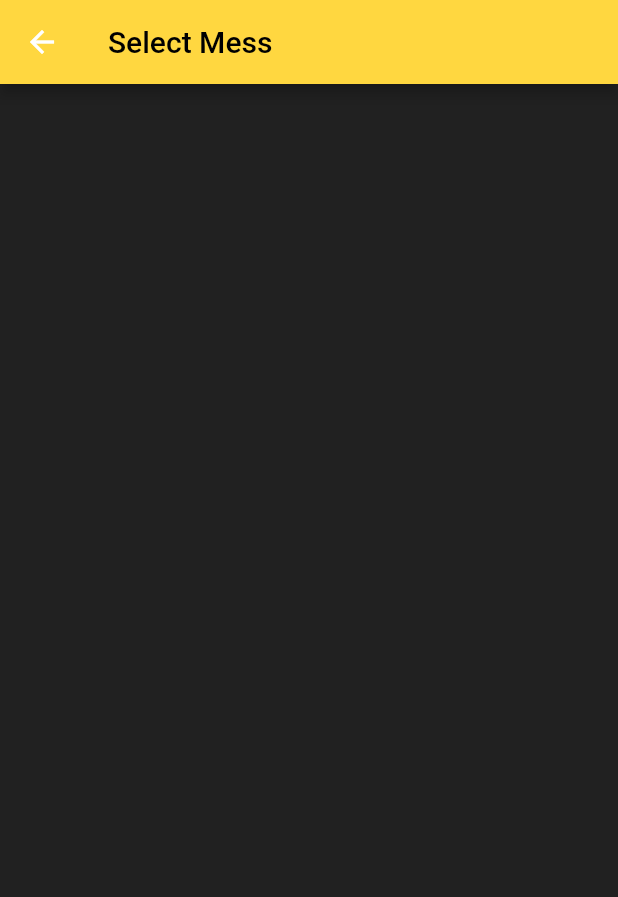
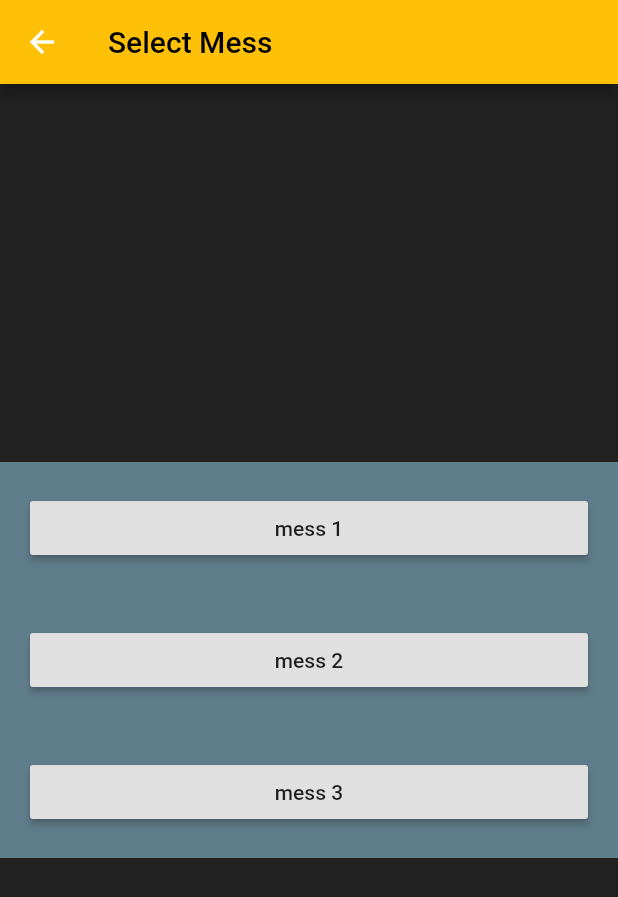
Before and after one commit to carnage5/mess-spruce, a Flutter app: the selectmess screen opened by its route, on a phone screen of 412 x 824 dp. Shown: the top 897 px of the screen. Run offline on Flutter 3.47's test engine with Material 2 defaults, Android fonts, the phone set to English and light mode, and no system bars.

Commit message:
selectmess with alert message

```diff
--- a/lib/selectmess.dart
+++ b/lib/selectmess.dart
@@ -7,12 +7,13 @@ class selectmess extends StatefulWidget {
 }
 
 class _selectmessState extends State<selectmess> {
+  int mess = 1;
   @override
   Widget build(BuildContext context) {
     return Scaffold(
       backgroundColor: Colors.grey[900],
       appBar: AppBar(
-        backgroundColor: Colors.amberAccent,
+        backgroundColor: Colors.amber,
         title: Text(
           'Select Mess',
           style: TextStyle(
@@ -21,8 +22,73 @@ class _selectmessState extends State<selectmess> {
         ),
       ),
       body: Column(
+          mainAxisAlignment: MainAxisAlignment.center,
+          crossAxisAlignment: CrossAxisAlignment.stretch,
+        children: <Widget>[
+          Container(
+            padding: EdgeInsets.all(20.0),
+            color: Colors.blueGrey,
+            child: RaisedButton(
+              child: Text('mess 1'),
+              onPressed: () {
+                showAlertDialog(context);
+              },
+    )),
+          Container(
+          padding: EdgeInsets.all(20.0),
+          color: Colors.blueGrey,
+          child: RaisedButton(
+            child: Text('mess 2'),
+            onPressed: () {
+              setState(() {
+                mess += 1;
+              });
+              showAlertDialog(context);
+            },
+    )),
+          Container(
+          padding: EdgeInsets.all(20.0),
+          color: Colors.blueGrey,
+          child: RaisedButton(
+            child: Text('mess 3'),
+            onPressed: () {
+              setState(() {
+                mess += 2;
+              });
+              showAlertDialog(context);
+             },
+    )),
+
+        ]
 
       ),
     );
   }
 }
+showAlertDialog(BuildContext context) {
+  // Create button
+  int mess = 1;
+  Widget okButton = FlatButton(
+    child: Text("OK"),
+    onPressed: () {
+      Navigator.of(context).pop();
+    },
+  );
+
+  // Create AlertDialog
+  AlertDialog alert = AlertDialog(
+    title: Text("Alert"),
+    content: Text("Mess $mess was selected"),
+    actions: [
+      okButton,
+    ],
+  );
+
+  // show the dialog
+  showDialog(
+    context: context,
+    builder: (BuildContext context) {
+      return alert;
+    },
+  );
+}
```
